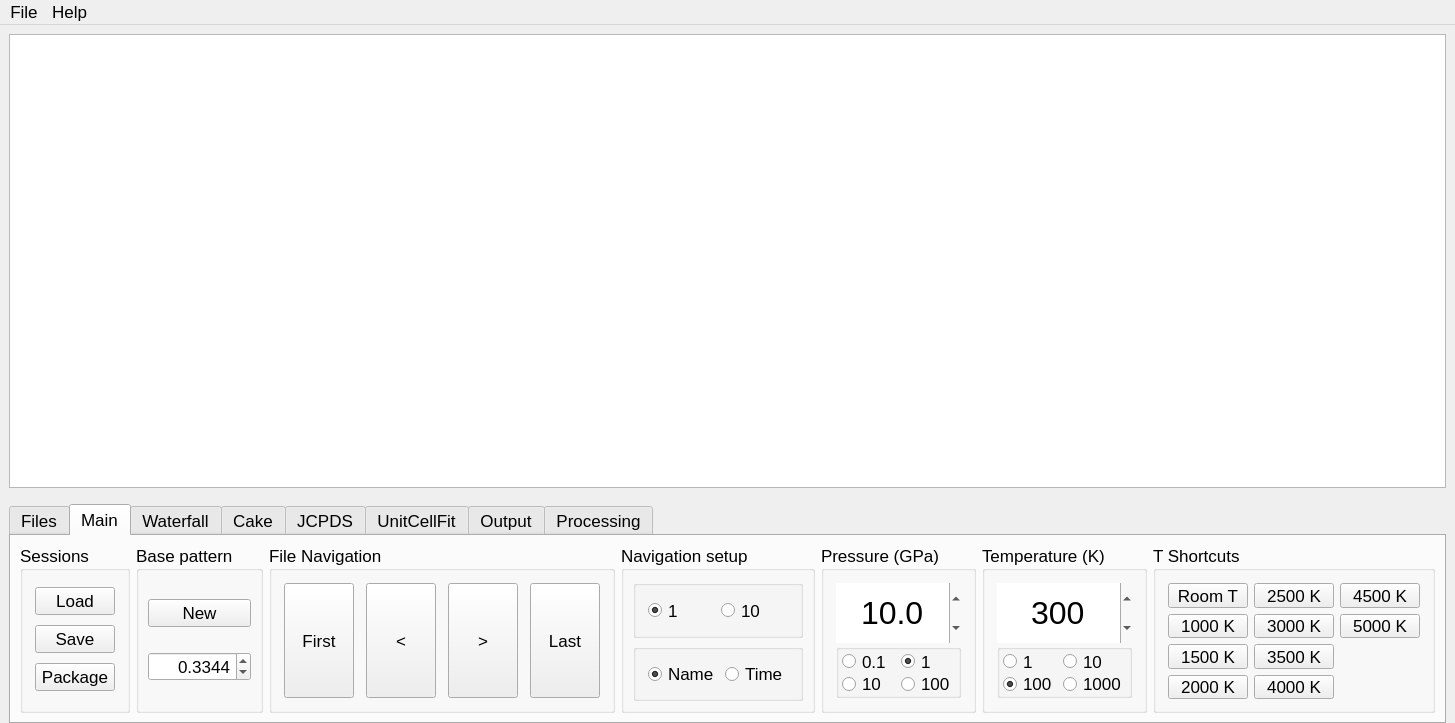
First picture: the form in ui/qtd-pkpo.ui, repository SHDShim/PeakPo, before the edit.
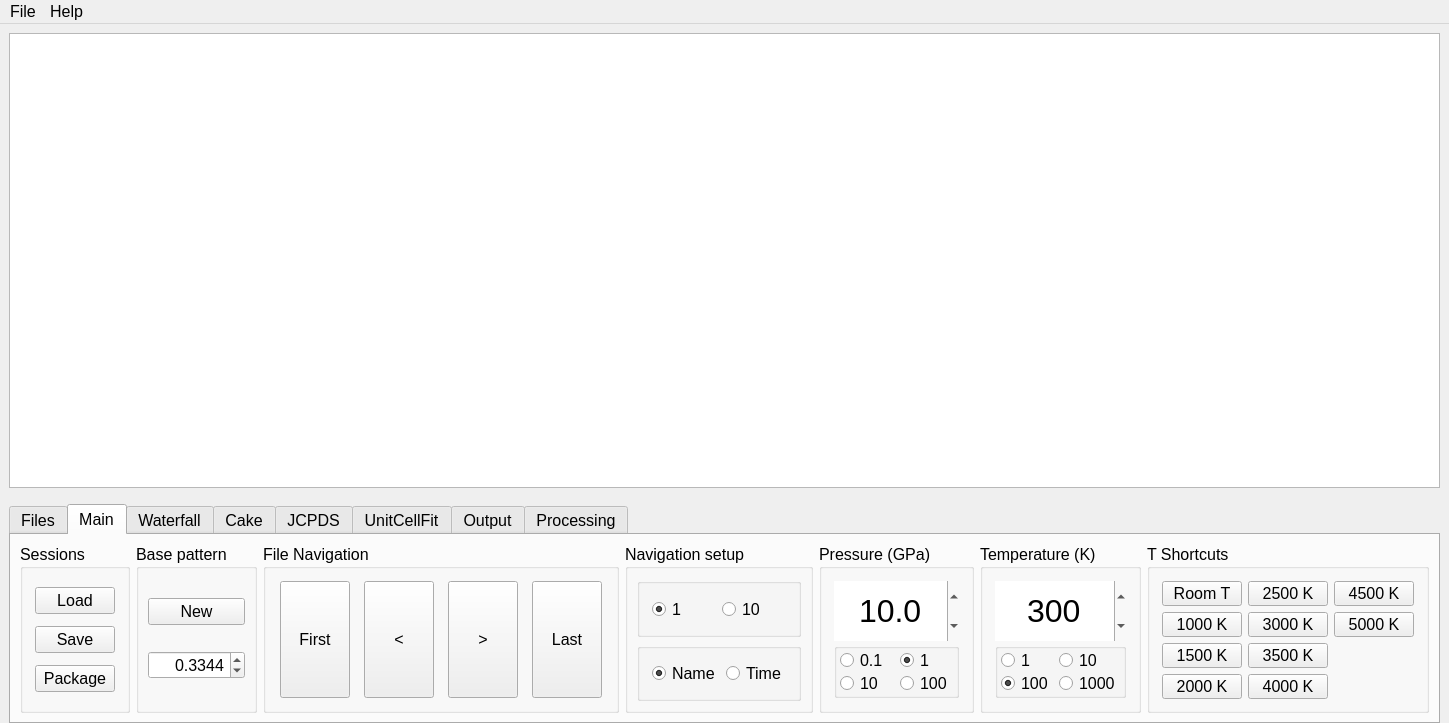
Second picture: the form after the edit. Custom widgets are drawn as their Qt base class.

Patch:
```diff
--- a/ui/qtd-pkpo.ui
+++ b/ui/qtd-pkpo.ui
@@ -13,7 +13,7 @@
   <property name="font">
    <font>
     <family>Helvetica</family>
-    <pointsize>13</pointsize>
+    <pointsize>12</pointsize>
     <weight>50</weight>
     <italic>false</italic>
     <bold>false</bold>
@@ -32,7 +32,7 @@
       <property name="font">
        <font>
         <family>Helvetica</family>
-        <pointsize>13</pointsize>
+        <pointsize>12</pointsize>
         <weight>50</weight>
         <italic>false</italic>
         <bold>false</bold>
@@ -179,7 +179,7 @@
              <property name="font">
               <font>
                <family>Helvetica</family>
-               <pointsize>13</pointsize>
+               <pointsize>12</pointsize>
                <weight>50</weight>
                <italic>false</italic>
                <bold>false</bold>
@@ -201,7 +201,7 @@
              <property name="font">
               <font>
                <family>Helvetica</family>
-               <pointsize>13</pointsize>
+               <pointsize>12</pointsize>
                <weight>50</weight>
                <italic>false</italic>
                <bold>false</bold>
@@ -287,7 +287,7 @@
              <property name="font">
               <font>
                <family>Helvetica</family>
-               <pointsize>13</pointsize>
+               <pointsize>12</pointsize>
                <weight>50</weight>
                <italic>false</italic>
                <bold>false</bold>
@@ -365,7 +365,7 @@
            <item>
             <widget class="QPushButton" name="pushButton_FirstBasePtn">
              <property name="sizePolicy">
-              <sizepolicy hsizetype="Preferred" vsizetype="Preferred">
+              <sizepolicy hsizetype="Expanding" vsizetype="Preferred">
                <horstretch>0</horstretch>
                <verstretch>0</verstretch>
               </sizepolicy>
@@ -390,7 +390,7 @@
            <item>
             <widget class="QPushButton" name="pushButton_PrevBasePtn">
              <property name="sizePolicy">
-              <sizepolicy hsizetype="Preferred" vsizetype="Preferred">
+              <sizepolicy hsizetype="Expanding" vsizetype="Preferred">
                <horstretch>0</horstretch>
                <verstretch>0</verstretch>
               </sizepolicy>
@@ -415,7 +415,7 @@
            <item>
             <widget class="QPushButton" name="pushButton_NextBasePtn">
              <property name="sizePolicy">
-              <sizepolicy hsizetype="Preferred" vsizetype="Preferred">
+              <sizepolicy hsizetype="Expanding" vsizetype="Preferred">
                <horstretch>0</horstretch>
                <verstretch>0</verstretch>
               </sizepolicy>
@@ -440,7 +440,7 @@
            <item>
             <widget class="QPushButton" name="pushButton_LastBasePtn">
              <property name="sizePolicy">
-              <sizepolicy hsizetype="Preferred" vsizetype="Preferred">
+              <sizepolicy hsizetype="Expanding" vsizetype="Preferred">
                <horstretch>0</horstretch>
                <verstretch>0</verstretch>
               </sizepolicy>
@@ -904,7 +904,7 @@
              <property name="font">
               <font>
                <family>Helvetica</family>
-               <pointsize>13</pointsize>
+               <pointsize>12</pointsize>
                <weight>50</weight>
                <italic>false</italic>
                <bold>false</bold>
@@ -932,7 +932,7 @@
              <property name="font">
               <font>
                <family>Helvetica</family>
-               <pointsize>13</pointsize>
+               <pointsize>12</pointsize>
                <weight>50</weight>
                <italic>false</italic>
                <bold>false</bold>
@@ -960,7 +960,7 @@
              <property name="font">
               <font>
                <family>Helvetica</family>
-               <pointsize>13</pointsize>
+               <pointsize>12</pointsize>
                <weight>50</weight>
                <italic>false</italic>
                <bold>false</bold>
@@ -988,7 +988,7 @@
              <property name="font">
               <font>
                <family>Helvetica</family>
-               <pointsize>13</pointsize>
+               <pointsize>12</pointsize>
                <weight>50</weight>
                <italic>false</italic>
                <bold>false</bold>
@@ -1016,7 +1016,7 @@
              <property name="font">
               <font>
                <family>Helvetica</family>
-               <pointsize>13</pointsize>
+               <pointsize>12</pointsize>
                <weight>50</weight>
                <italic>false</italic>
                <bold>false</bold>
@@ -1044,7 +1044,7 @@
              <property name="font">
               <font>
                <family>Helvetica</family>
-               <pointsize>13</pointsize>
+               <pointsize>12</pointsize>
                <weight>50</weight>
                <italic>false</italic>
                <bold>false</bold>
@@ -2611,7 +2611,7 @@
    <property name="font">
     <font>
      <family>Helvetica</family>
-     <pointsize>13</pointsize>
+     <pointsize>12</pointsize>
      <weight>50</weight>
      <italic>false</italic>
      <bold>false</bold>
@@ -2621,7 +2621,7 @@
     <property name="font">
      <font>
       <family>Helvetica</family>
-      <pointsize>13</pointsize>
+      <pointsize>12</pointsize>
       <weight>50</weight>
       <italic>false</italic>
       <bold>false</bold>
@@ -2636,7 +2636,7 @@
     <property name="font">
      <font>
       <family>Helvetica</family>
-      <pointsize>13</pointsize>
+      <pointsize>12</pointsize>
       <weight>50</weight>
       <italic>false</italic>
       <bold>false</bold>
```
Left out of the diff: 69 changed lines with no effect on the pictures.
